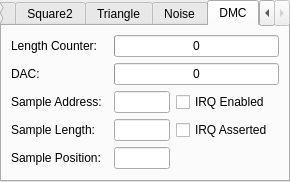
Old version of the form debugger/apuinformationdialog.ui in the repository christopherpow/nesicide.
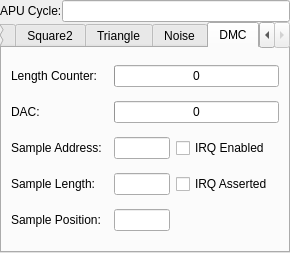
New version of the form.

Commit message: reworked cpu engine to be cycle-accurate with regard to memory accesses; reworked apu engine to be cycle-accurate with regard to cpu cycles; in process of redoing instruction timings (some undocumented not yet done) due to rearchitecture of cpu engine; adding info to apu inspector; passing more apu tests; passing more ppu tests; passing PCM.demo.wgraphics.nes test

Patch:
```diff
--- a/debugger/apuinformationdialog.ui
+++ b/debugger/apuinformationdialog.ui
@@ -7,7 +7,7 @@
     <x>0</x>
     <y>0</y>
     <width>290</width>
-    <height>169</height>
+    <height>253</height>
    </rect>
   </property>
   <property name="minimumSize">
@@ -26,7 +26,7 @@
    <property name="spacing">
     <number>0</number>
    </property>
-   <item row="0" column="0">
+   <item row="5" column="0">
     <widget class="QTabWidget" name="tabWidget">
      <property name="currentIndex">
       <number>4</number>
@@ -302,11 +302,14 @@
        <item row="0" column="2" colspan="3">
         <widget class="QProgressBar" name="lengthCounter5">
          <property name="maximum">
-          <number>255</number>
+          <number>4081</number>
          </property>
          <property name="value">
           <number>0</number>
          </property>
+         <property name="textDirection">
+          <enum>QProgressBar::TopToBottom</enum>
+         </property>
          <property name="format">
           <string>%v</string>
          </property>
@@ -386,6 +389,23 @@
      </widget>
     </widget>
    </item>
+   <item row="0" column="0">
+    <layout class="QHBoxLayout" name="horizontalLayout">
+     <property name="topMargin">
+      <number>0</number>
+     </property>
+     <item>
+      <widget class="QLabel" name="label_15">
+       <property name="text">
+        <string>APU Cycle:</string>
+       </property>
+      </widget>
+     </item>
+     <item>
+      <widget class="QLineEdit" name="apuCycle"/>
+     </item>
+    </layout>
+   </item>
   </layout>
  </widget>
  <resources/>
```
Left out of the diff: 28 changed lines with no effect on the pictures. The commit also changes 11 other files.
